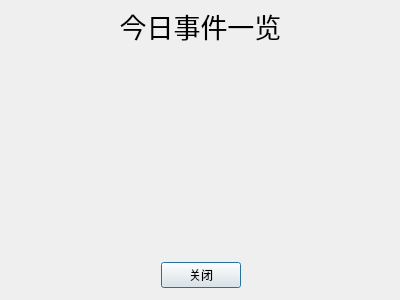
Before: the Qt Designer form seeTodayActivities.ui in archester-250/Course_Auxiliary_System_QT, drawn with Qt 5.
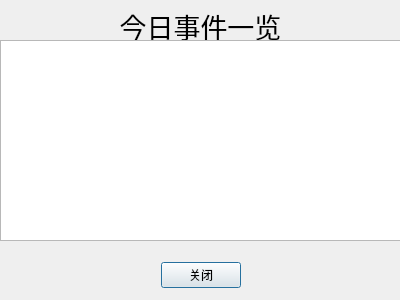
After: the same form once the commit is applied.

What changed in the file:
```diff
--- a/seeTodayActivities.ui
+++ b/seeTodayActivities.ui
@@ -79,6 +79,16 @@
     <set>Qt::AlignCenter</set>
    </property>
   </widget>
+  <widget class="QTextBrowser" name="textBrowser">
+   <property name="geometry">
+    <rect>
+     <x>0</x>
+     <y>40</y>
+     <width>401</width>
+     <height>201</height>
+    </rect>
+   </property>
+  </widget>
  </widget>
  <resources/>
  <connections>
```
Left out of the diff: 6 changed lines with no effect on the pictures.
